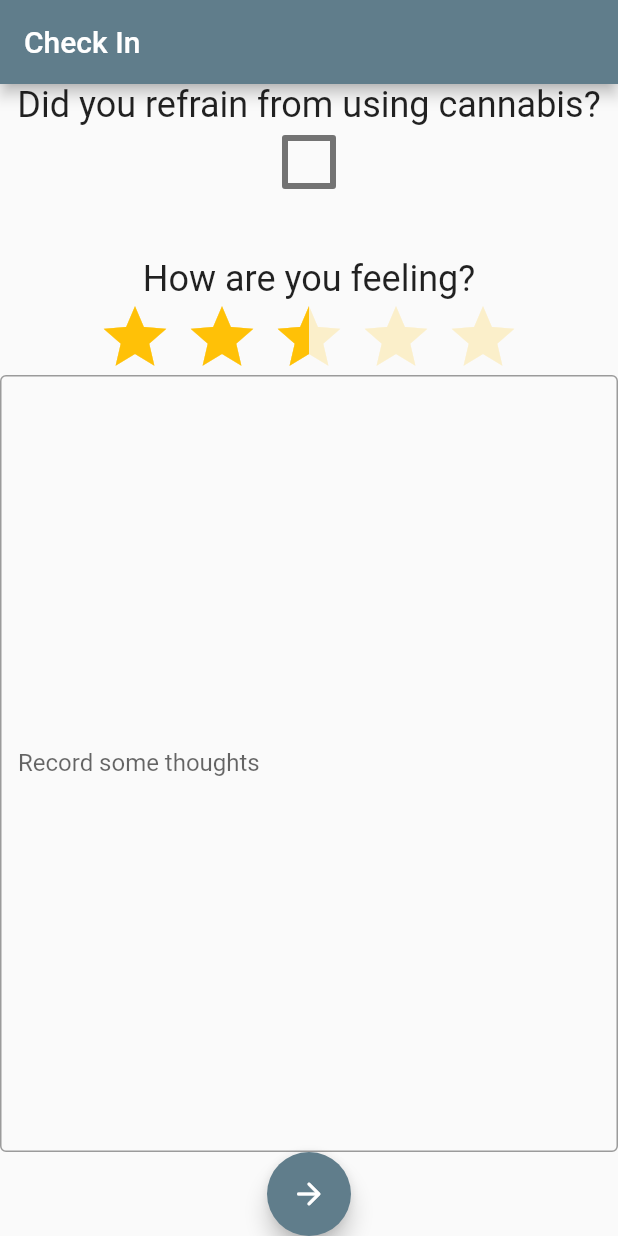
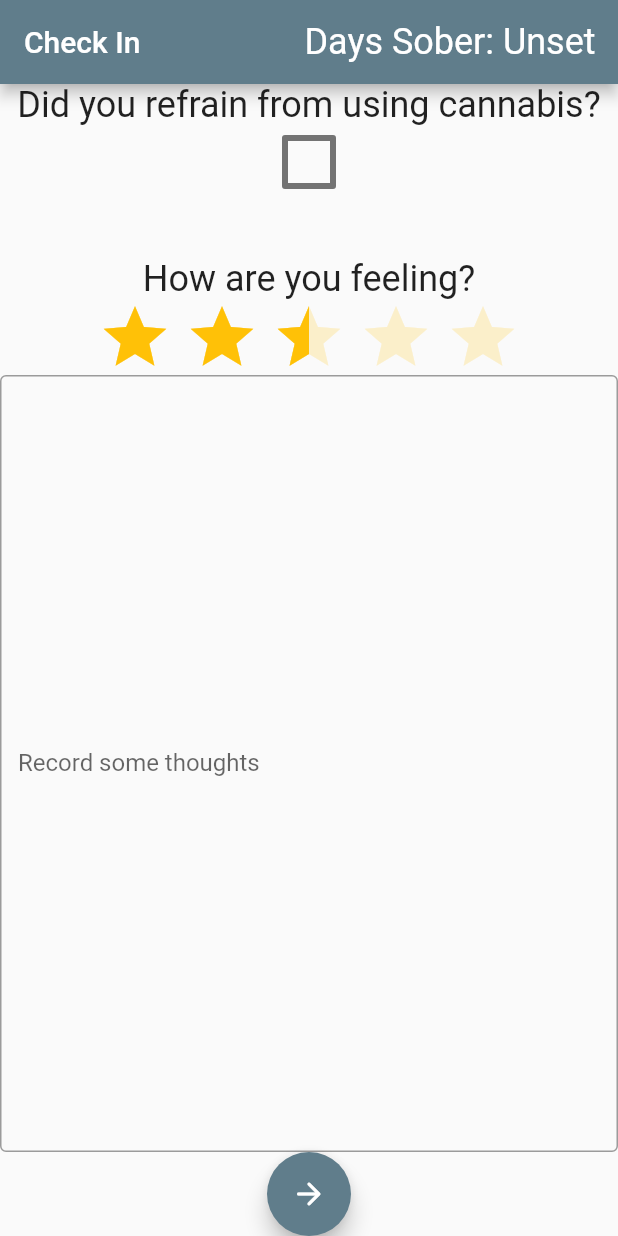
Before and after one commit to xNS5/ReLeave, a Flutter app: the CheckIn screen opened directly, on a phone screen of 412 x 824 dp. Run offline on Flutter 3.47's test engine with Material 2 defaults, Android fonts, the phone set to English and light mode, and no system bars; drawn by our look-alikes of flutter_rating_bar; our stand-ins replace sqflite; accounts and stored records are empty.

Commit message:
added sobriety counter

```diff
--- a/Project/releave_app/lib/Check-in.dart
+++ b/Project/releave_app/lib/Check-in.dart
@@ -1,5 +1,6 @@
 import 'package:flutter/material.dart';
 import 'package:flutter_rating_bar/flutter_rating_bar.dart';
+import 'SobrietyCounter.dart';
 
 // ignore: camel_case_types
 class CheckInMain extends StatelessWidget {
@@ -22,8 +23,6 @@ class CheckIn extends StatefulWidget {
   final String title;
   @override
   _CheckInState createState() => _CheckInState();
-
-
 }
 
 class _CheckInState extends State<CheckIn> {
@@ -68,6 +67,9 @@ class _CheckInState extends State<CheckIn> {
     return Scaffold(
       appBar: AppBar(
         title: Text(widget.title),
+        actions: [
+          SobrietyCounter(),
+        ],
       ),
       body: Center(
         child: Column(
--- /dev/null
+++ b/Project/releave_app/lib/SobrietyCounter.dart
@@ -0,0 +1,55 @@
+import 'package:flutter/material.dart';
+
+/*
+USAGE:
+This should be imported:
+  import 'SobrietyCounter.dart';
+
+
+Then called in the AppBar:
+  appBar: AppBar(
+    title: Text(widget.title),
+    actions: [
+      SobrietyCounter(),
+    ],
+  ),
+
+Currently it has nothing to set its value, but later
+It will be connected to the DB and look up the number,
+then set this value with setCount in the _SobrietyCounterState.
+ */
+
+class SobrietyCounter extends StatefulWidget {
+  SobrietyCounter({Key key, this.title}) : super(key: key);
+  final String title;
+  @override
+  _SobrietyCounterState createState() => _SobrietyCounterState();
+}
+
+
+class _SobrietyCounterState extends State<SobrietyCounter> {
+  String soberCount = "Unset";
+
+  setCount(int newCount) {
+    setState(() {
+      soberCount = newCount.toString();
+    });
+  }
+
+  @override
+  Widget build(BuildContext context) {
+    // This is an example. The "setCount()" function will be called when it reads
+    // from the database to appropriately set the number of sober days.
+    // setCount(1);
+    return Align(child: Padding(padding: EdgeInsets.only(right: 15), child: Text(
+      "Days Sober: $soberCount",
+      textAlign: TextAlign.center,
+      style: TextStyle(
+        fontSize: 24,
+      ),
+    )));
+  }
+
+
+
+}
```
